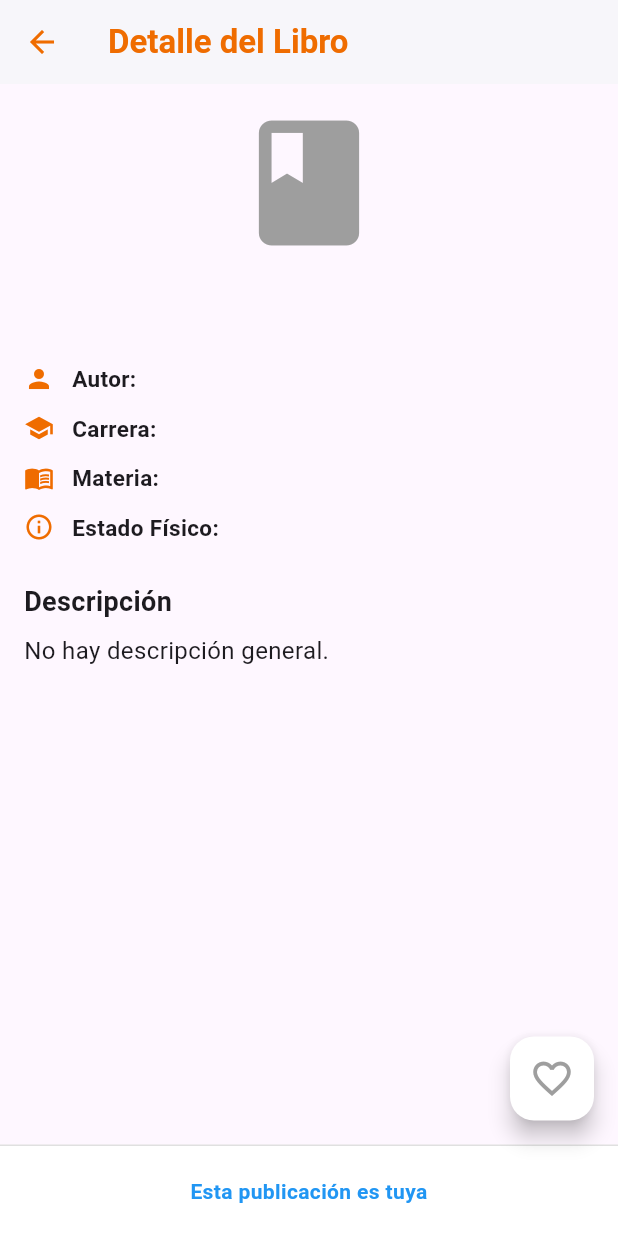
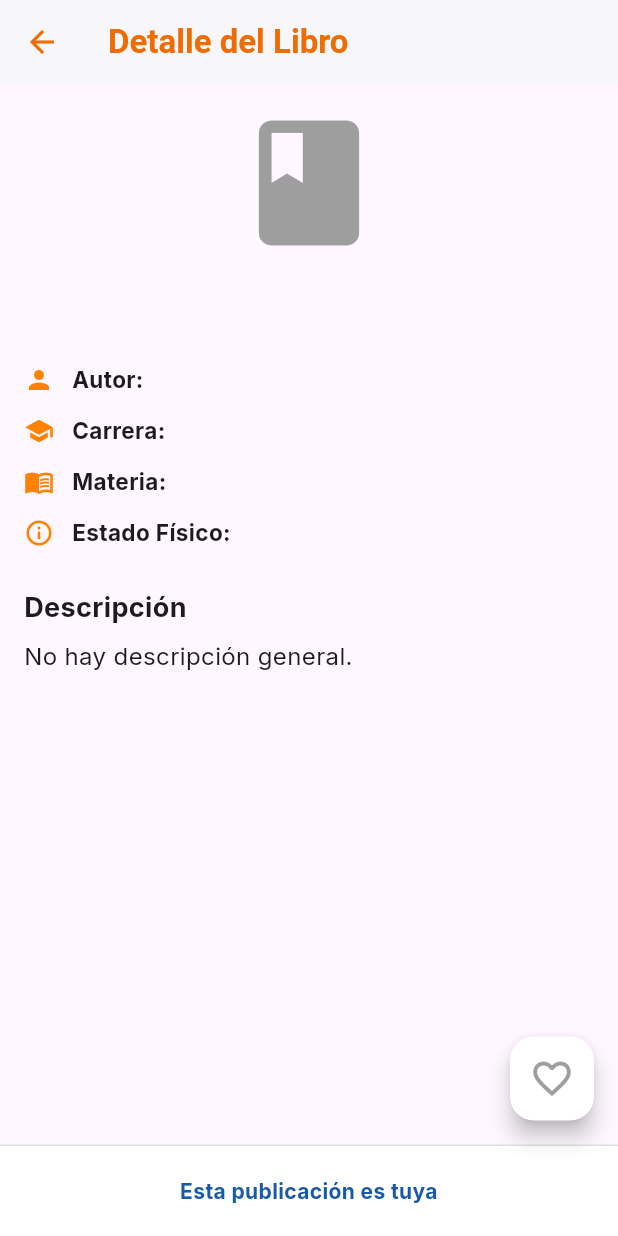
Before and after one commit to lbpm2004/BookMet, a Flutter app: the DetalleLibroScreen screen opened directly with empty values, on a phone screen of 412 x 824 dp. Run offline on Flutter 3.47's test engine with Material 3 defaults, Android fonts, the light colour scheme and no system bars; our stand-ins replace cloud_firestore, firebase_auth, firebase_core, google_fonts, image_picker, supabase_flutter; accounts and stored records are empty; network calls fail.

Commit message:
Añadidos estilos de texto por defecto. Cambiado a sizing dinámico para la información de los libros. Añadida imagen de banner para la appbar. Arreglado el ajuste de las solicitudes.

```diff
--- a/lib/screens/catalogo_screen.dart
+++ b/lib/screens/catalogo_screen.dart
@@ -273,7 +273,7 @@
                   padding: const EdgeInsets.all(8.0),
                   child: Text(
                     widget.libroData['titulo'] ?? 'Sin título',
-                    style: const TextStyle(fontSize: 12, fontWeight: FontWeight.bold),
+                    style: const TextStyle(fontFamily: 'RobotoCondensed', fontSize: 15, fontWeight: FontWeight.bold),
                     maxLines: 2,
                     overflow: TextOverflow.ellipsis,
                   ),
@@ -283,7 +283,7 @@
                     padding: const EdgeInsets.symmetric(horizontal: 8.0).copyWith(bottom: 8.0),
                     child: Text(
                       widget.libroData['autor'],
-                      style: TextStyle(fontSize: 10, color: Colors.grey[500]),
+                      style: TextStyle(fontSize: 10.5, color: const Color(0xFF1E1E1E)),
                       maxLines: 1,
                       overflow: TextOverflow.ellipsis,
                     ),
--- a/lib/screens/detalle_libro_screen.dart
+++ b/lib/screens/detalle_libro_screen.dart
@@ -64,7 +64,7 @@
       showDialog(
         context: context,
         barrierDismissible: false,
-        builder: (ctx) => const Center(child: CircularProgressIndicator(color: Colors.orange)),
+        builder: (ctx) => const Center(child: CircularProgressIndicator(color: const Color(0xFFFF8200))),
       );
 
       // 1. Enviar solicitud al Admin
@@ -103,6 +103,9 @@
     final bool esMio = widget.libro['usuarioId'] == currentUserId;
     final bool disponible = widget.libro['estado'] == 'DISPONIBLE';
 
+    final double anchoPantalla = MediaQuery.of(context).size.width;
+    final bool esPantallaMovil = anchoPantalla < 600;
+
     // NUEVO: Verificamos si hay detalles físicos guardados
     final bool tieneDetallesFisicos = widget.libro['detallesFisicos'] != null &&
                                       widget.libro['detallesFisicos'].toString().trim().isNotEmpty;
@@ -119,13 +122,14 @@
         backgroundColor: Colors.white,
         child: Icon(isFavorite ? Icons.favorite : Icons.favorite_border, color: isFavorite ? Colors.red : Colors.grey, size: 30),
       ),
+      //WE START MODIFYING ###############################33
       body: SingleChildScrollView(
         padding: const EdgeInsets.all(16.0),
-        child: Column(
+        child: esPantallaMovil? Column(
           crossAxisAlignment: CrossAxisAlignment.start,
           children: [
             Center(
-              child: ClipRRect(
+              child: ClipRRect( //"ConstruirPortada()"
                 borderRadius: BorderRadius.circular(12),
                 child: Image.network(
                   widget.libro['fotoUrl'] ?? '',
@@ -135,8 +139,9 @@
                 ),
               ),
             ),
+            //construirInfoDetalla
             const SizedBox(height: 20),
-            Text(widget.libro['titulo'] ?? 'Sin título', style: const TextStyle(fontSize: 24, fontWeight: FontWeight.bold)),
+            Text(widget.libro['titulo'] ?? 'Sin título', style: const TextStyle(fontFamily: 'RobotoCondensed', fontSize: 24, fontWeight: FontWeight.bold)),
             const SizedBox(height: 10),
             _datoFila(Icons.person, 'Autor', widget.libro['autor']),
             _datoFila(Icons.school, 'Carrera', widget.libro['carrera']),
@@ -152,7 +157,7 @@
                   ? widget.libro['descripcion']
                   : 'No hay descripción general.',
               style: const TextStyle(fontSize: 16)
-            ),
+            ), //end of Construirinfodetalllada
 
             // NUEVO: Sección de Detalles del Estado Físico (Solo se muestra si existe)
             if (tieneDetallesFisicos) ...[
@@ -167,19 +172,74 @@
 
             const SizedBox(height: 80),
           ],
-        ),
+        )
+        : Row(
+          crossAxisAlignment: CrossAxisAlignment.start,
+          children: [
+            SizedBox(
+                width: 300, // Ancho fijo para la imagen en pantallas grandes
+                child: ClipRRect( //"ConstruirPortada()"
+                  borderRadius: BorderRadius.circular(12),
+                  child: Image.network(
+                    widget.libro['fotoUrl'] ?? '',
+                    height: 400,
+                    fit: BoxFit.cover,
+                    errorBuilder: (context, error, stackTrace) => const Icon(Icons.book, size: 100, color: Colors.grey),
+                  ),
+                ),
+            ),
+            const SizedBox(width: 40),
+            Expanded(
+              child: Column(
+                crossAxisAlignment: CrossAxisAlignment.start,
+                children: [
+                    //construirInfoDetalla
+                  const SizedBox(height: 20),
+                  Text(widget.libro['titulo'] ?? 'Sin título', style: const TextStyle(fontFamily: 'RobotoCondensed', fontSize: 24, fontWeight: FontWeight.bold)),
+                  const SizedBox(height: 10),
+                  _datoFila(Icons.person, 'Autor', widget.libro['autor']),
+                  _datoFila(Icons.school, 'Carrera', widget.libro['carrera']),
+                  _datoFila(Icons.menu_book, 'Materia', widget.libro['materia']),
+                  _datoFila(Icons.info_outline, 'Estado Físico', widget.libro['estadoFisico']?.toString().toUpperCase()),
+                  const SizedBox(height: 20),
+
+                  // Sección de Descripción General
+                  const Text('Descripción', style: TextStyle(fontSize: 18, fontWeight: FontWeight.bold)),
+                  const SizedBox(height: 8),
+                  Text(
+                    widget.libro['descripcion'] != null && widget.libro['descripcion'].toString().trim().isNotEmpty
+                        ? widget.libro['descripcion']
+                        : 'No hay descripción general.',
+                    style: const TextStyle(fontSize: 16)
+                  ), //end of Construirinfodetalllada
+
+                  // NUEVO: Sección de Detalles del Estado Físico (Solo se muestra si existe)
+                  if (tieneDetallesFisicos) ...[
+                    const SizedBox(height: 16),
+                    const Text('Detalles de la condición:', style: TextStyle(fontSize: 16, fontWeight: FontWeight.bold, color: Colors.black87)),
+                    const SizedBox(height: 4),
+                    Text(
+                      widget.libro['detallesFisicos'],
+                      style: const TextStyle(fontSize: 15, fontStyle: FontStyle.italic, color: Colors.black87),
+                    ),
+                  ],
+                ],
+              )
+            )
+          ],
+        )
       ),
       bottomNavigationBar: Container(
         padding: const EdgeInsets.all(20),
         decoration: const BoxDecoration(color: Colors.white, border: Border(top: BorderSide(color: Colors.black12))),
         child: esMio
-            ? const Text('Esta publicación es tuya', textAlign: TextAlign.center, style: TextStyle(color: Colors.blue, fontWeight: FontWeight.bold))
+            ? const Text('Esta publicación es tuya', textAlign: TextAlign.center, style: TextStyle(color: const Color(0xFF1859A9), fontWeight: FontWeight.bold))
             : SizedBox(
                 width: double.infinity,
                 child: ElevatedButton(
                   onPressed: disponible ? () => _solicitarLibro(context) : null,
                   style: ElevatedButton.styleFrom(
-                    backgroundColor: disponible ? Colors.orange[800] : Colors.grey,
+                    backgroundColor: disponible ? const Color(0xFFFF8200) : Colors.grey,
                     padding: const EdgeInsets.symmetric(vertical: 15),
                     shape: RoundedRectangleBorder(borderRadius: BorderRadius.circular(10))
                   ),
@@ -198,7 +258,7 @@
       padding: const EdgeInsets.symmetric(vertical: 6),
       child: Row(
         children: [
-          Icon(icono, size: 20, color: Colors.orange[800]),
+          Icon(icono, size: 20, color: const Color(0xFFFF8200)),
           const SizedBox(width: 12),
           Text('$titulo: ', style: const TextStyle(fontWeight: FontWeight.bold, fontSize: 15)),
           Expanded(child: Text(valor?.toString() ?? 'N/A', style: const TextStyle(fontSize: 15))),
--- a/lib/screens/mis_publicaciones_screen.dart
+++ b/lib/screens/mis_publicaciones_screen.dart
@@ -124,7 +124,7 @@
 
     Color colorEstado = Colors.grey;
     if (estado == 'DISPONIBLE') colorEstado = Colors.green;
-    if (estado == 'RESERVADO') colorEstado = Colors.blue;
+    if (estado == 'RESERVADO') colorEstado = const Color(0xFF1859A9);
     if (estado == 'PENDIENTE') colorEstado = Colors.orange;
 
     return MouseRegion(
@@ -204,7 +204,7 @@
                   itemBuilder: (context) => [
                     const PopupMenuItem(
                       value: 'editar',
-                      child: Row(children: [Icon(Icons.edit, size: 18, color: Colors.blue), SizedBox(width: 8), Text('Editar Libro')]),
+                      child: Row(children: [Icon(Icons.edit, size: 18, color: const Color(0xFF1859A9)), SizedBox(width: 8), Text('Editar Libro')]),
                     ),
                     const PopupMenuItem(
                       value: 'eliminar',
--- a/lib/screens/publicar_screen.dart
+++ b/lib/screens/publicar_screen.dart
@@ -171,7 +171,7 @@
         ScaffoldMessenger.of(context).showSnackBar(
           const SnackBar(
             content: Text('Libro enviado a revisión 🕒. El administrador lo aprobará pronto.'),
-            backgroundColor: Colors.blueAccent
+            backgroundColor: const Color(0xFF1859A9)
           ),
         );
       } else {
```
Also changed, not shown: lib/main.dart (+6 -2 lines), lib/screens/admin_screen.dart (+5 -3 lines), lib/screens/mis_solicitudes_screen.dart (+15 -15 lines), lib/screens/usuario_screen.dart (+6 -5 lines), pubspec.yaml (+7 -0 lines), assets/fonts/RobotoCondensed-Bold.ttf (added), assets/fonts/RobotoCondensed-Regular.ttf (added), pubspec.lock.
